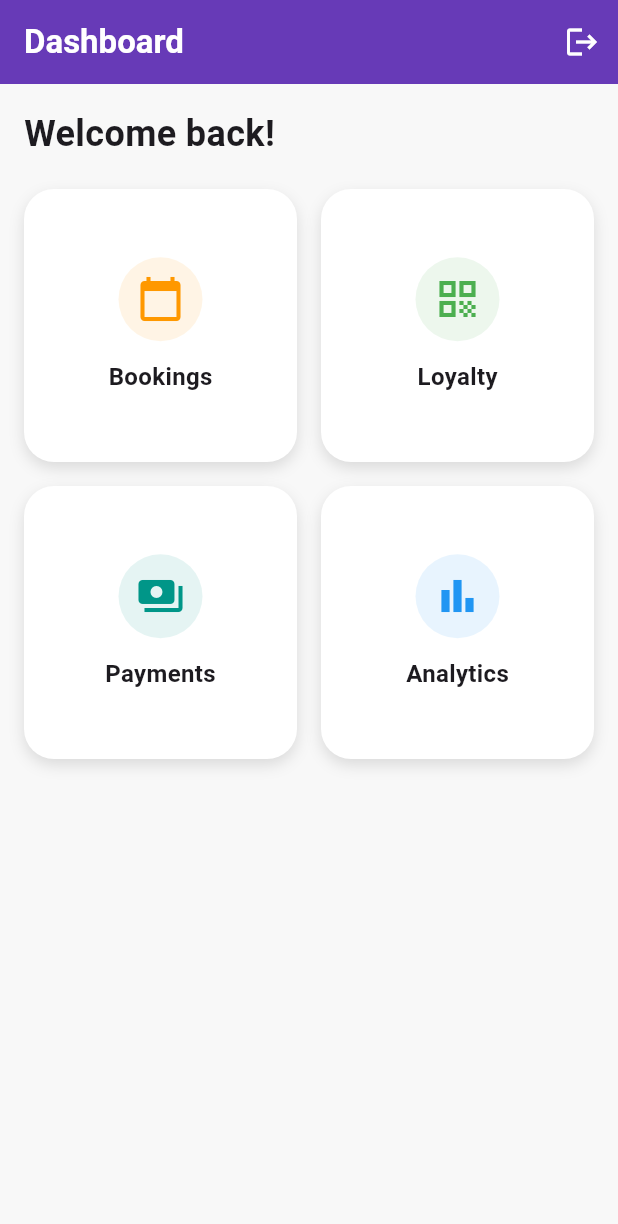
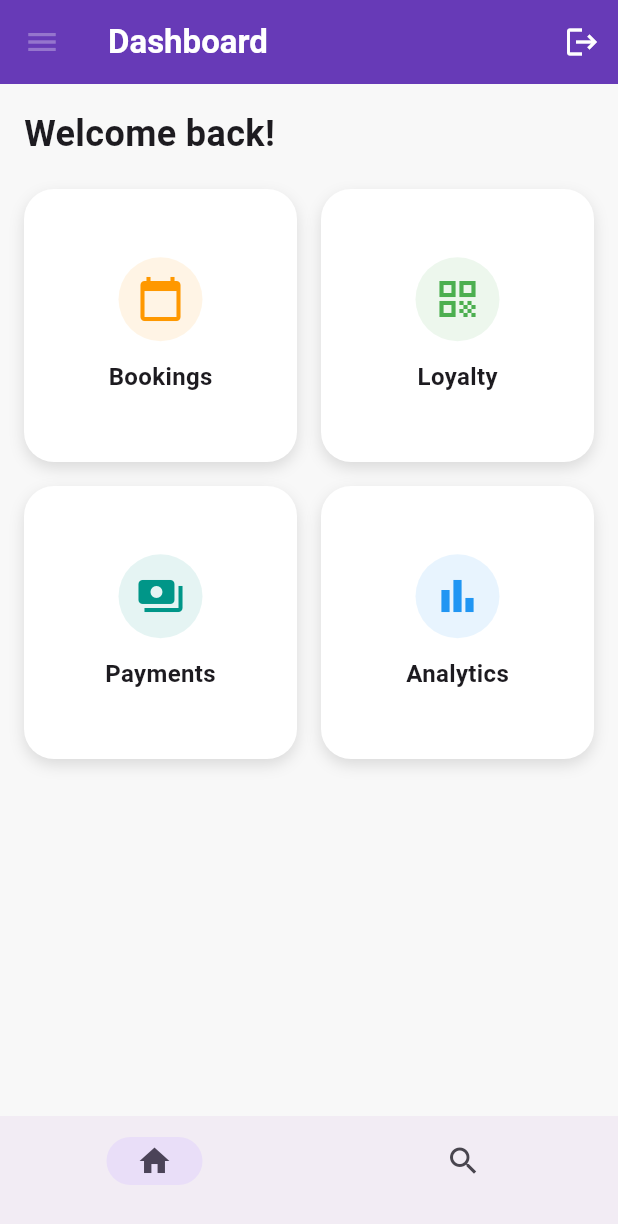
Before and after one commit to John-Kurwa/loyaltyart-app, a Flutter app: the HomePage screen opened by its route, on a phone screen of 412 x 824 dp. Shown: the top 1224 px of the screen. Run offline on Flutter 3.47's test engine with Material 3 defaults, Android fonts, the light colour scheme and no system bars; our stand-ins replace cloud_firestore, firebase_auth, firebase_core, fl_chart, qr_flutter; missing offline and left inert: flutter_barcode_scanner; accounts and stored records are empty.

Commit message:
Adding features to the home page

```diff
--- a/lib/features/auth/presentation/pages/login_page.dart
+++ b/lib/features/auth/presentation/pages/login_page.dart
@@ -27,6 +27,7 @@ class LoginPage extends StatelessWidget {
             color: Colors.blueAccent ,
           ),
         ),
+        leading: Icon(Icons.login_rounded, color: Colors.blueAccent),
         centerTitle: true,
       ),
       body: Center(
--- a/lib/features/home/presentation/pages/home_page.dart
+++ b/lib/features/home/presentation/pages/home_page.dart
@@ -13,6 +13,7 @@ class HomePage extends StatelessWidget {
         automaticallyImplyLeading: false,
         title: const Text("Dashboard", style: TextStyle(fontWeight: FontWeight.w600)),
         backgroundColor: Colors.deepPurple,
+        leading: Icon(Icons.menu, color: Colors.white30),
         actions: [
           IconButton(
             icon: const Icon(Icons.logout),
@@ -23,6 +24,20 @@ class HomePage extends StatelessWidget {
           ),
         ],
       ),
+
+      //Bottom navigation bar
+      bottomNavigationBar: NavigationBar(
+          destinations: [
+            NavigationDestination(
+             icon: Icon(Icons.home),
+              label: '',
+            ),
+            NavigationDestination(
+              icon: Icon(Icons.search),
+              label: '',
+            ),
+          ],
+        ),
       body: Padding(
         padding: const EdgeInsets.all(16),
         child: Column(
```
Also changed, not shown: 1 other file.
